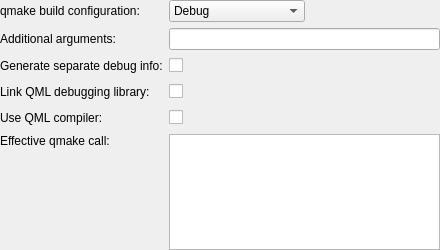
Before: the Qt Designer form src/plugins/qmakeprojectmanager/qmakestep.ui in qt-creator/qt-creator, drawn with Qt 5.
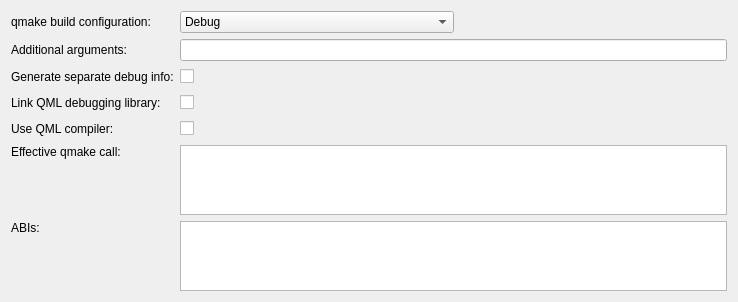
After: the same form once the commit is applied.

Diff of the .ui file:
```diff
--- a/src/plugins/qmakeprojectmanager/qmakestep.ui
+++ b/src/plugins/qmakeprojectmanager/qmakestep.ui
@@ -6,26 +6,11 @@
    <rect>
     <x>0</x>
     <y>0</y>
-    <width>440</width>
-    <height>250</height>
+    <width>738</width>
+    <height>300</height>
    </rect>
   </property>
   <layout class="QFormLayout" name="formLayout">
-   <property name="fieldGrowthPolicy">
-    <enum>QFormLayout::ExpandingFieldsGrow</enum>
-   </property>
-   <property name="leftMargin">
-    <number>0</number>
-   </property>
-   <property name="topMargin">
-    <number>0</number>
-   </property>
-   <property name="rightMargin">
-    <number>0</number>
-   </property>
-   <property name="bottomMargin">
-    <number>0</number>
-   </property>
    <item row="0" column="0">
     <widget class="QLabel" name="label_0">
      <property name="text">
@@ -275,6 +260,19 @@
      </property>
     </widget>
    </item>
+   <item row="6" column="0">
+    <widget class="QLabel" name="abisLabel">
+     <property name="text">
+      <string>ABIs:</string>
+     </property>
+     <property name="alignment">
+      <set>Qt::AlignLeading|Qt::AlignLeft|Qt::AlignTop</set>
+     </property>
+    </widget>
+   </item>
+   <item row="6" column="1">
+    <widget class="QListWidget" name="abisListWidget"/>
+   </item>
   </layout>
  </widget>
  <tabstops>
```
